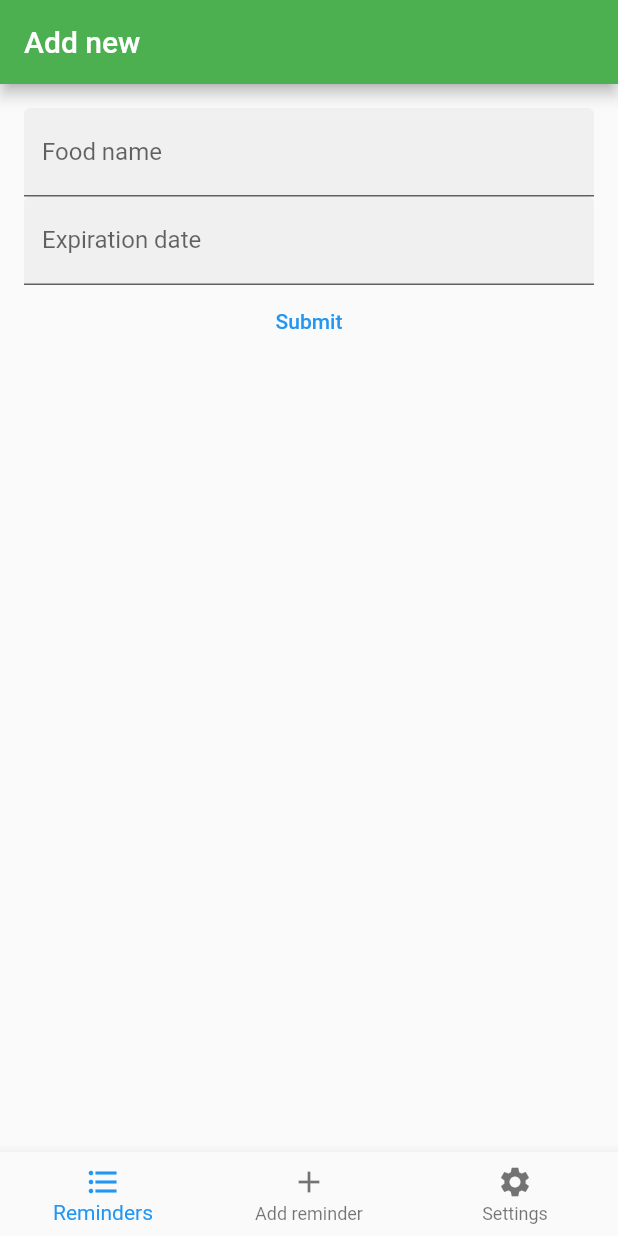
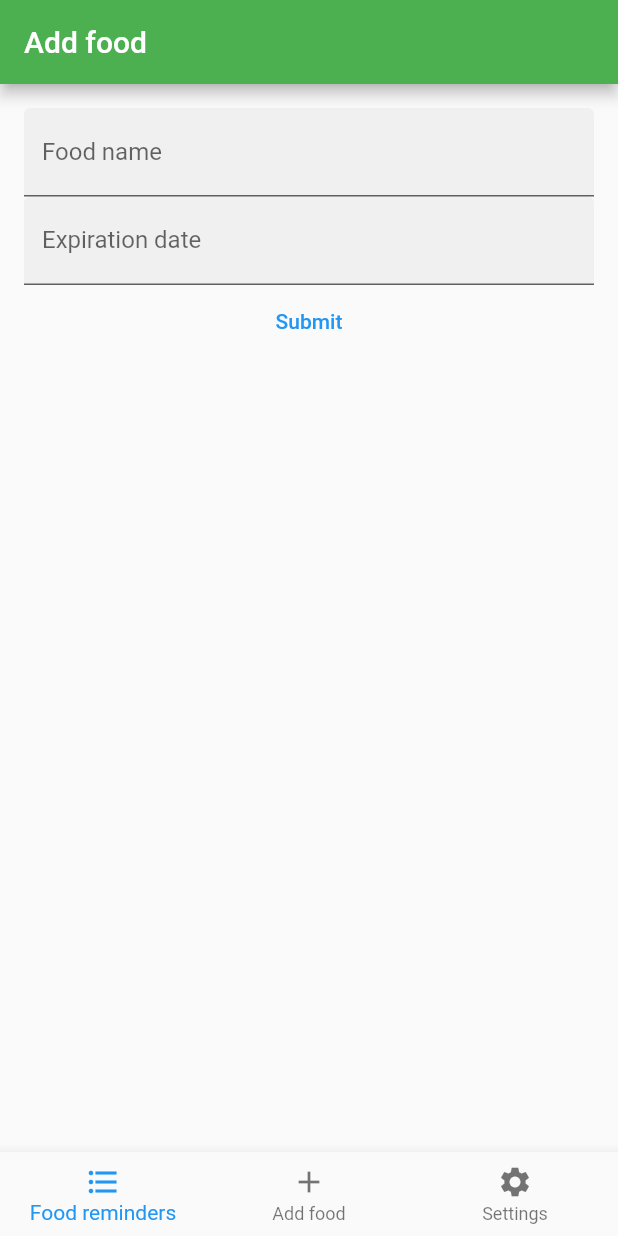
Before and after one commit to eugenio-guarino/Microsoft-Imagine-Cup-Challenge, a Flutter app: the screen it shows after launch, item 2 of the bottom bar chosen, on a phone screen of 412 x 824 dp. Run offline on Flutter 3.47's test engine with Material 2 defaults, Android fonts, the phone set to English and light mode, and no system bars; our stand-ins replace flushbar, google_fonts, image_picker.

Commit message:
Changed names across app

```diff
--- a/Software/food_expiration_reminder/lib/main.dart
+++ b/Software/food_expiration_reminder/lib/main.dart
@@ -18,7 +18,7 @@ class FormApp extends StatefulWidget {
 class _FormAppState extends State<FormApp> {
   final directory = getApplicationDocumentsDirectory();
   int _currentIndex = 0;
-  List<String> titleList = ['Reminders List', 'Add new', 'Settings'];
+  List<String> titleList = ['BEST BEFORE dates', 'Add food', 'Settings'];
 
   @override
   Widget build(BuildContext context) {
@@ -35,11 +35,11 @@ class _FormAppState extends State<FormApp> {
           onTap: onTabTapped,
           items: [
             BottomNavigationBarItem(
-              label: 'Reminders',
+              label: 'Food reminders',
               icon: Icon(Icons.format_list_bulleted),
             ),
             BottomNavigationBarItem(
-              label: 'Add reminder',
+              label: 'Add food',
               icon: Icon(Icons.add),
             ),
             BottomNavigationBarItem(
--- a/Software/food_expiration_reminder/lib/src/add_new.dart
+++ b/Software/food_expiration_reminder/lib/src/add_new.dart
@@ -35,7 +35,7 @@ class _AddNewState extends State<AddNew> {
                 TextFormField(
                   decoration: InputDecoration(
                     filled: true,
-                    hintText: 'Broccoli, Bacon, Pizza',
+                    hintText: "What's in your fridge?",
                     labelText: 'Food name',
 
                   ),
--- a/Software/food_expiration_reminder/lib/src/reminders_list.dart
+++ b/Software/food_expiration_reminder/lib/src/reminders_list.dart
@@ -50,7 +50,7 @@ class _FooDataEntriesState extends State<FooDataEntries> {
   Widget _buildRow(FoodData food) {
     return ListTile(
       title: Text(
-        "${food.name} ${DateFormat.yMMMd().format(food.date)}",
+        "${food.name} by ${DateFormat.yMMMd().format(food.date)}",
         style: _biggerFont,
       ),
       trailing: Icon(
```
